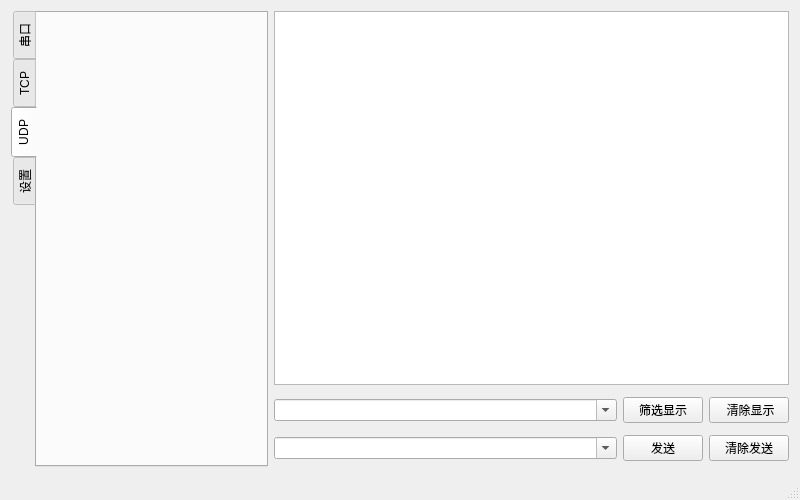
Above: mainwindow.ui from qqj1228/CommHelper before the change. Below: the same form after it.
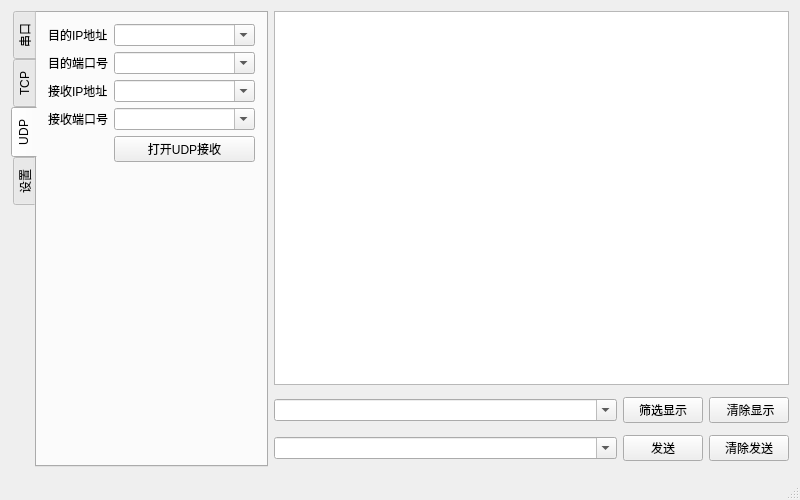
That is the form after the change. The open tabs and pages were chosen to show the change.

What changed in the file:
```diff
--- a/mainwindow.ui
+++ b/mainwindow.ui
@@ -267,6 +267,89 @@
        <attribute name="title">
         <string>UDP</string>
        </attribute>
+       <layout class="QFormLayout" name="formLayout_3">
+        <item row="0" column="0">
+         <widget class="QLabel" name="label">
+          <property name="text">
+           <string>目的IP地址</string>
+          </property>
+          <property name="buddy">
+           <cstring>cbxDestIP</cstring>
+          </property>
+         </widget>
+        </item>
+        <item row="0" column="1">
+         <widget class="QComboBox" name="cbxDestIP">
+          <property name="editable">
+           <bool>true</bool>
+          </property>
+         </widget>
+        </item>
+        <item row="1" column="0">
+         <widget class="QLabel" name="label_8">
+          <property name="text">
+           <string>目的端口号</string>
+          </property>
+          <property name="buddy">
+           <cstring>cbxDestPort</cstring>
+          </property>
+         </widget>
+        </item>
+        <item row="1" column="1">
+         <widget class="QComboBox" name="cbxDestPort">
+          <property name="editable">
+           <bool>true</bool>
+          </property>
+         </widget>
+        </item>
+        <item row="2" column="0">
+         <widget class="QLabel" name="label_11">
+          <property name="text">
+           <string>接收IP地址</string>
+          </property>
+          <property name="buddy">
+           <cstring>cbxRecvIP</cstring>
+          </property>
+         </widget>
+        </item>
+        <item row="2" column="1">
+         <widget class="QComboBox" name="cbxRecvIP">
+          <property name="editable">
+           <bool>true</bool>
+          </property>
+         </widget>
+        </item>
+        <item row="3" column="0">
+         <widget class="QLabel" name="label_9">
+          <property name="text">
+           <string>接收端口号</string>
+          </property>
+          <property name="buddy">
+           <cstring>cbxRecvPort</cstring>
+          </property>
+         </widget>
+        </item>
+        <item row="3" column="1">
+         <widget class="QComboBox" name="cbxRecvPort">
+          <property name="editable">
+           <bool>true</bool>
+          </property>
+         </widget>
+        </item>
+        <item row="4" column="1">
+         <widget class="QPushButton" name="btnUDP">
+          <property name="text">
+           <string>打开UDP接收</string>
+          </property>
+          <property name="checkable">
+           <bool>true</bool>
+          </property>
+          <property name="flat">
+           <bool>false</bool>
+          </property>
+         </widget>
+        </item>
+       </layout>
       </widget>
       <widget class="QWidget" name="tabSetup">
        <attribute name="title">
```
Left out of the diff: 116 changed lines with no effect on the pictures.
